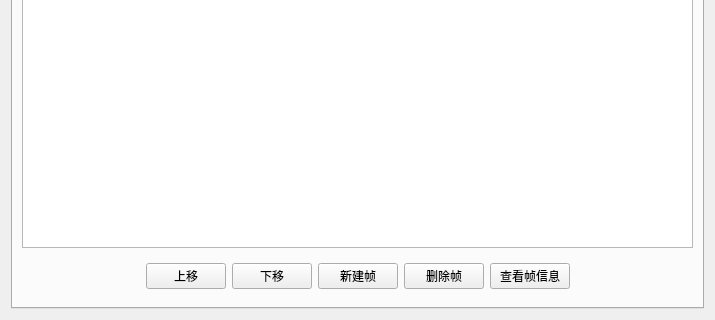
Qt form deviceModel/bodyFrameCfgWidget.ui (RobbinLin7/ARINC659-SIM) before a commit; both pictures show x 0 to 715 and y 181 to 501 of the 715 by 501 pixel window.
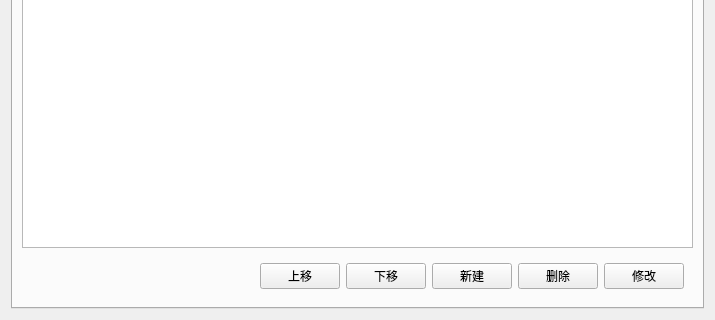
The same form after that commit. The open tabs and pages were chosen to show the change.

```diff
--- a/deviceModel/bodyFrameCfgWidget.ui
+++ b/deviceModel/bodyFrameCfgWidget.ui
@@ -315,37 +315,24 @@
           <item>
            <widget class="QPushButton" name="newDataFrameBtn">
             <property name="text">
-             <string>新建帧</string>
+             <string>新建</string>
             </property>
            </widget>
           </item>
           <item>
            <widget class="QPushButton" name="deleteFrameBtn">
             <property name="text">
-             <string>删除帧</string>
+             <string>删除</string>
             </property>
            </widget>
           </item>
           <item>
            <widget class="QPushButton" name="moreInfoBtn">
             <property name="text">
-             <string>查看帧信息</string>
+             <string>修改</string>
             </property>
            </widget>
           </item>
-          <item>
-           <spacer name="horizontalSpacer_3">
-            <property name="orientation">
-             <enum>Qt::Horizontal</enum>
-            </property>
-            <property name="sizeHint" stdset="0">
-             <size>
-              <width>40</width>
-              <height>20</height>
-             </size>
-            </property>
-           </spacer>
-          </item>
          </layout>
         </widget>
        </item>
```
Left out of the diff: 8 changed lines with no effect on the pictures.
